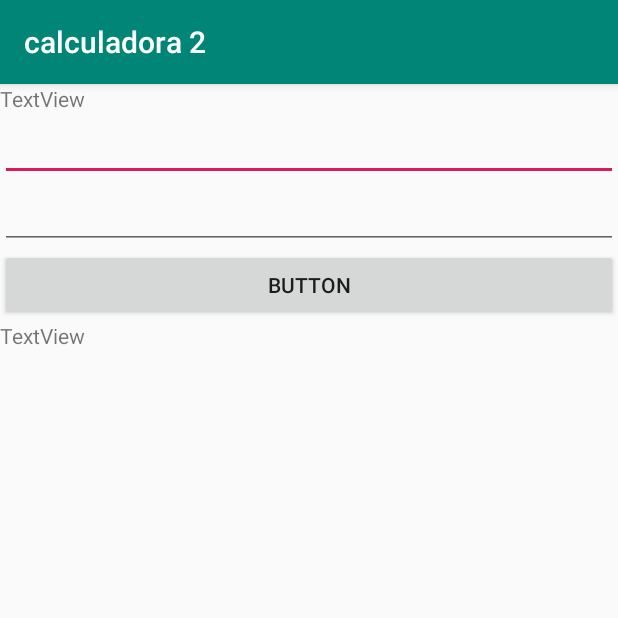
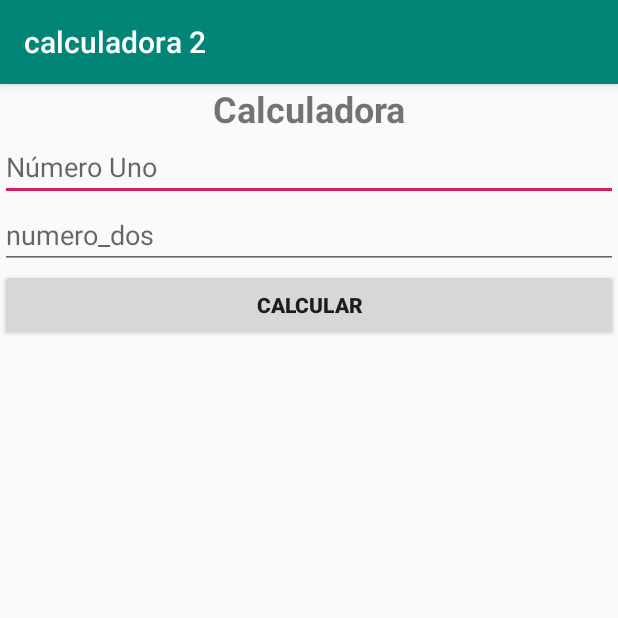
Before and after one commit to joseperez11/Calculadora-Unimag, an Android app: the screen it shows after launch (MainActivity), on a phone screen of 412 x 824 dp, the top half of it. Run offline under Robolectric (Android 15) with nearby library versions, the phone set to English and light mode, and no system bars.

Commit message:
interfaz inicial terminada

```diff
--- a/app/src/main/res/layout/activity_main.xml
+++ b/app/src/main/res/layout/activity_main.xml
@@ -11,31 +11,39 @@
         android:id="@+id/textView"
         android:layout_width="match_parent"
         android:layout_height="wrap_content"
-        android:text="TextView" />
+        android:gravity="center_horizontal"
+        android:text="@string/Calculadora"
+        android:textSize="24sp"
+        android:textStyle="bold" />
 
     <EditText
-        android:id="@+id/editText"
+        android:id="@+id/txtnumero1"
         android:layout_width="match_parent"
         android:layout_height="wrap_content"
         android:ems="10"
+        android:hint="Número Uno"
         android:inputType="numberDecimal" />
 
     <EditText
-        android:id="@+id/editText2"
+        android:id="@+id/txtnumero2"
         android:layout_width="match_parent"
         android:layout_height="wrap_content"
         android:ems="10"
+        android:hint="numero_dos"
         android:inputType="numberDecimal" />
 
     <Button
         android:id="@+id/button"
         android:layout_width="match_parent"
         android:layout_height="wrap_content"
-        android:text="Button" />
+        android:text="Calcular"
+        android:textStyle="bold" />
 
     <TextView
-        android:id="@+id/textView2"
+        android:id="@+id/TxtResultado"
         android:layout_width="match_parent"
         android:layout_height="wrap_content"
-        android:text="TextView" />
+        android:gravity="center_horizontal"
+        android:textSize="24sp"
+        android:textStyle="bold" />
 </LinearLayout>
--- a/app/src/main/res/values/strings.xml
+++ b/app/src/main/res/values/strings.xml
@@ -1,4 +1,6 @@
 <resources>
     <string name="app_name">calculadora 2</string>
     <string name="Saludo">hola mundo</string>
+    <string name="Calculadora">Calculadora</string>
+    <string name="numero_dos">Digite Número dos</string>
 </resources>
```
